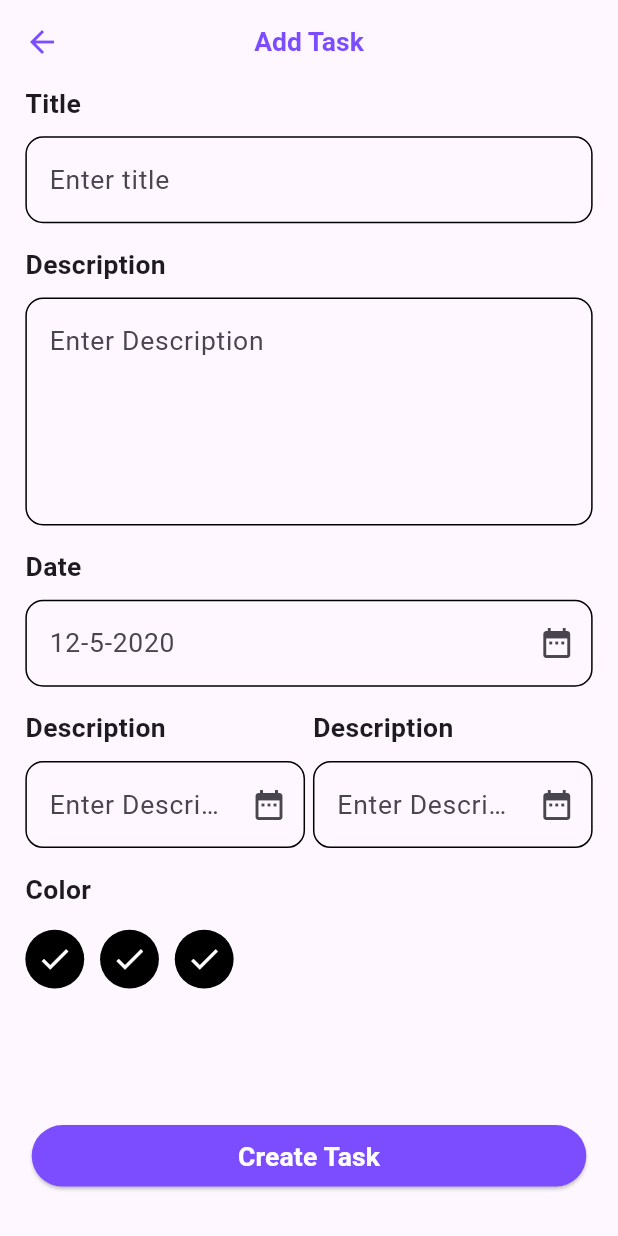
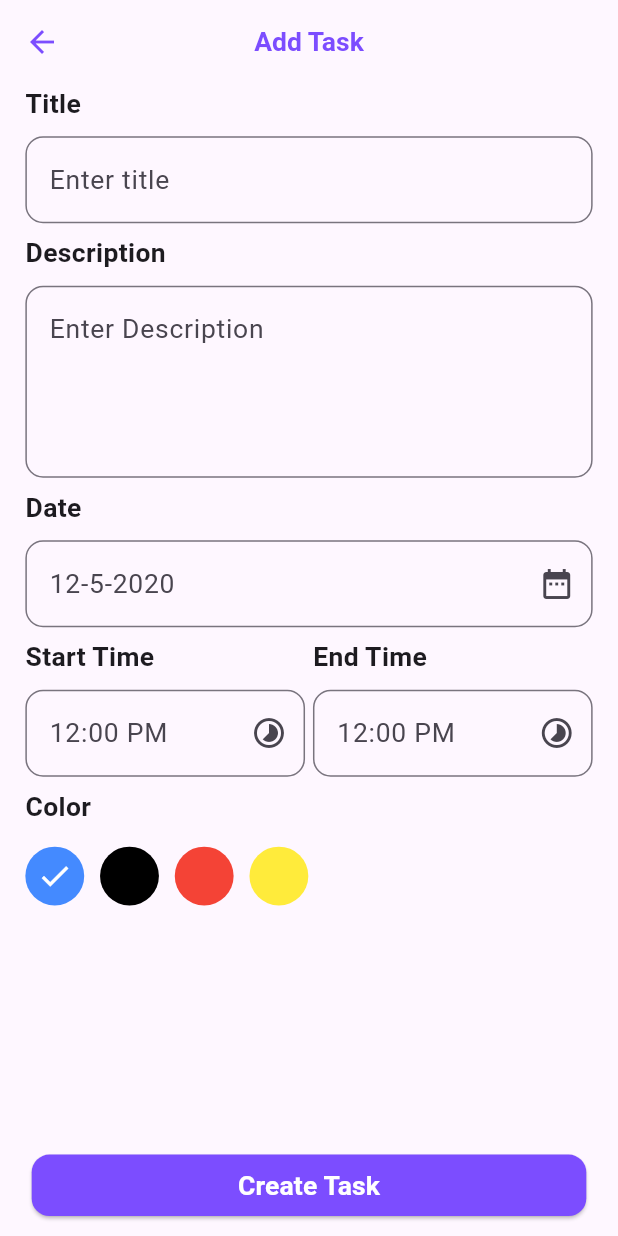
Before and after one commit to MostafaMorgan922/Taskati-1, a Flutter app: the HomeScreen screen opened directly, after a tap on "Add Task", on a phone screen of 412 x 824 dp. Run offline on Flutter 3.47's test engine with Material 3 defaults, Android fonts, the phone set to English and light mode, and no system bars; our stand-ins replace flutter_screenutil.

Commit message:
secon commit

```diff
--- a/lib/features/add_task/add_task_screen.dart
+++ b/lib/features/add_task/add_task_screen.dart
@@ -5,9 +5,16 @@ import 'package:flutter_screenutil/flutter_screenutil.dart';
 import 'package:taskati/core/theam/app_colores.dart';
 import 'package:taskati/features/add_task/widgets/select_task_color.dart';
 import 'package:taskati/features/add_task/widgets/task_from_field_with_title.dart';
+import 'package:taskati/features/home/models/task_model.dart';
 
 class AddTaskScreen extends StatelessWidget {
-  const AddTaskScreen({super.key});
+  AddTaskScreen({super.key});
+
+  var validationKey = GlobalKey<FormState>();
+  var titleController=TextEditingController();
+  var desController=TextEditingController();
+  TimeOfDay? startTime;
+  TimeOfDay? endTime;
 
   @override
   Widget build(BuildContext context) {
@@ -23,15 +30,28 @@ class AddTaskScreen extends StatelessWidget {
             fontWeight: FontWeight.bold
         ),),
       ),
-      bottomNavigationBar:Padding(
-        padding:  EdgeInsets.only(right: 20.0.w,left: 20.w,bottom: 30.h),
+      bottomNavigationBar: Padding(
+        padding: EdgeInsets.only(right: 20.0.w, left: 20.w, bottom: 10.h),
         child: ElevatedButton(
             style: ElevatedButton.styleFrom(
                 backgroundColor: AppColors.mainColor,
+                shape: RoundedRectangleBorder(
+                    borderRadius: BorderRadius.circular(12.r)
                 )
-        ,onPressed: (){}, child: Padding(
+            )
+            , onPressed: () {
+          if(validationKey.currentState?.validate()??false){
+            TaskModel.tasks.add(TaskModel(title: titleController.text,
+                startTime: '${startTime?.hour}${startTime?.minute}',
+                endTime: '${endTime?.hour}${endTime?.minute}',
+                des: desController.text,
+                status: 'ToDo',
+                taskColor: AppColors.mainColor
+            ));
+          }
+        }, child: Padding(
           padding: const EdgeInsets.all(8.0),
-          child: Text('Create Task',style: TextStyle(
+          child: Text('Create Task', style: TextStyle(
               fontSize: 18.sp,
               fontWeight: FontWeight.bold,
               color: Colors.white
@@ -40,43 +60,69 @@ class AddTaskScreen extends StatelessWidget {
       ),
       body: Padding(
         padding: EdgeInsets.symmetric(horizontal: 16.0.w),
+        child: Form(
+          key: validationKey,
           child: Column(
             crossAxisAlignment: CrossAxisAlignment.start,
-          spacing: 15.h,
+            spacing: 7.h,
             children: [
               TaskFromFieldWithTitle(
+                controller:titleController ,
                 title: 'Title',
                 hintText: 'Enter title',
+                validator: (value) {
+                  if (value == null || value!.isEmpty ?? false) {
+                    return 'Title is required';
+                  }
+                },
               ),
 
               TaskFromFieldWithTitle(
+                controller: desController,
                 title: 'Description',
                 hintText: 'Enter Description',
-              maxLine: 5,
+                maxLine: 4,
+                validator: (value){
+                  if (value == null || value.isEmpty ){
+                    return 'dec is required';
+                  }
+                },
               ),
               TaskFromFieldWithTitle(
                 title: 'Date',
                 hintText: '12-5-2020',
                 suffixIcon: Icon(Icons.date_range),
-
+               onTap: (){
+                  showDatePicker(context: context, firstDate: DateTime.now(), lastDate: DateTime(2030));
+               },
 
               ),
               Row(
                 children: [
                   Expanded(child:
                   TaskFromFieldWithTitle(
-                   title: 'Description',
-                   hintText: 'Enter Description',
-                   suffixIcon: Icon(Icons.date_range),
+                    onTap: (){
+                     showTimePicker(context: context, initialTime: TimeOfDay(hour: 12, minute: 0)).then((v){
+                       startTime=v;
+                     });
+                    },
+                    title: 'Start Time',
+                    hintText: '12:00 PM',
+                    suffixIcon: Icon(Icons.timelapse),
 
                   ),
                   ),
                   SizedBox(width: 5.w,),
                   Expanded(child:
                   TaskFromFieldWithTitle(
-                  title: 'Description',
-                  hintText: 'Enter Description',
-                  suffixIcon: Icon(Icons.date_range),
+                    onTap: (){
+                      showTimePicker(context: context, initialTime: TimeOfDay(hour: 12, minute: 0)).then((v){
+                        endTime=v;
+                      });
+                    },
+                    title: 'End Time',
+                    hintText: '12:00 PM',
+                    suffixIcon: Icon(Icons.timelapse),
 
                   ),
                   ),
@@ -86,11 +132,11 @@ class AddTaskScreen extends StatelessWidget {
             ],
           ),
         ),
-    );
-  }
+
+      ),);
   }
 
-
+}
 // Container(
 //         alignment: Alignment.center,
 //         margin: EdgeInsets.only(left: 20.w,right: 20.w,bottom: 30.h),
@@ -104,4 +150,3 @@ class AddTaskScreen extends StatelessWidget {
 //           fontSize: 18.sp,
 //           color: Colors.white
 //         ),),
-//       ),
--- a/lib/features/add_task/widgets/select_task_color.dart
+++ b/lib/features/add_task/widgets/select_task_color.dart
@@ -4,9 +4,21 @@
 import 'package:flutter/material.dart';
 import 'package:flutter_screenutil/flutter_screenutil.dart';
 
-class SelectTaskColor extends StatelessWidget {
-  const SelectTaskColor({super.key});
+class SelectTaskColor extends StatefulWidget {
+ const SelectTaskColor({super.key});
 
+  @override
+  State<SelectTaskColor> createState() => _SelectTaskColorState();
+}
+
+class _SelectTaskColorState extends State<SelectTaskColor> {
+List<Color>colors=[
+  Colors.blueAccent,
+  Colors.black,
+  Colors.red,
+  Colors.yellow
+];
+int activeIndex=0;
   @override
   Widget build(BuildContext context) {
     return Column(
@@ -21,16 +33,42 @@ class SelectTaskColor extends StatelessWidget {
         height: 50.h,
         child: ListView.separated(
          scrollDirection: Axis.horizontal,
-        itemBuilder: (context,index)=>CircleAvatar(
-          radius: 20.r,
-          backgroundColor: Colors.black,
-        child: Icon(Icons.check,color: Colors.white,),
+        itemBuilder: (context,index)=>ColorItem(
+          backgroundColor: colors[index],
+          onTap: (){
+           if(activeIndex!=index){
+             setState(() {
+               activeIndex=index;
+             });
+           }
+          },
+          isActive: index==activeIndex,
         ),
             separatorBuilder: (context,index)=>SizedBox(width: 10.w,),
-            itemCount: 3),
+            itemCount: colors.length),
       )
 
       ],
     );
   }
 }
+
+
+class ColorItem extends StatelessWidget {
+  final Color? backgroundColor;
+  final bool isActive;
+  final void Function()? onTap;
+  const ColorItem({super.key, this.backgroundColor,this.isActive=false, this.onTap});
+
+  @override
+  Widget build(BuildContext context) {
+    return InkWell(
+      onTap:onTap ,
+      child: CircleAvatar(
+        radius: 20.r,
+        backgroundColor:backgroundColor,
+        child:isActive? Icon(Icons.check,color: Colors.white,):null,
+      ),
+    );
+  }
+}
--- a/lib/features/add_task/widgets/task_from_field_with_title.dart
+++ b/lib/features/add_task/widgets/task_from_field_with_title.dart
@@ -10,7 +10,10 @@ class TaskFromFieldWithTitle extends StatelessWidget {
  final String hintText;
  final int maxLine;
  final Icon? suffixIcon;
-  const TaskFromFieldWithTitle({super.key, required this.title, required this.hintText,  this.maxLine=1, this.suffixIcon  });
+ final TextEditingController? controller;
+ final String? Function(String?)? validator;
+ final void Function()? onTap;
+  const TaskFromFieldWithTitle({super.key, required this.title, required this.hintText,  this.maxLine=1, this.suffixIcon, this.validator, this.onTap, this.controller  });
 
   @override
   Widget build(BuildContext context) {
@@ -23,16 +26,18 @@ class TaskFromFieldWithTitle extends StatelessWidget {
         ),),
         SizedBox(height: 10.h,),
         TextFormField(
+          controller:controller ,
+          onTap:onTap ,
+          readOnly: onTap!=null,
           cursorColor: AppColors.mainColor,
-          keyboardType: TextInputType.phone ,
+          keyboardType: TextInputType.number ,
           maxLines: maxLine,
-
+          validator:validator,
           decoration: InputDecoration(
             suffixIcon:suffixIcon ,
-
-            enabledBorder:OutlineInputBorder(
-                borderRadius: BorderRadius.circular(12.r)
-            ) ,
+             border:OutlineInputBorder(
+             borderRadius: BorderRadius.circular(12.r)
+    ) ,
             focusedBorder:OutlineInputBorder(
                 borderSide: BorderSide(color: AppColors.mainColor),
                 borderRadius: BorderRadius.circular(12.r)
--- a/lib/features/home/widget/home_app_bar.dart
+++ b/lib/features/home/widget/home_app_bar.dart
@@ -2,6 +2,7 @@
 
 import 'package:flutter/material.dart';
 import 'package:flutter_screenutil/flutter_screenutil.dart';
+import 'package:taskati/features/profile/profile_screen.dart';
 
 import '../../../core/theam/app_colores.dart';
 
@@ -26,11 +27,26 @@ class HomeAppBar extends StatelessWidget {
             ),)
           ],
         ),
-        CircleAvatar(
-          radius: 35.r,
-          child:  Image.asset('assets/images/Morgan_logo1.jpg'),
+        InkWell(
+          onTap: (){
+            Navigator.push(context, MaterialPageRoute(builder: (context)=>ProfileScreen()) );
+          },
+          child: CircleAvatar(
+            radius: 35.r,
+           backgroundImage: AssetImage('assets/images/M_Morgan_logo.jpg'),
+          ),
         )
       ],
     );
   }
 }
+
+
+//  CircleAvatar(
+//           radius: 35.r,
+//          backgroundImage: AssetImage('assets/images/Morgan_logo2.jpg'),
+//         )
+//       ],
+//     );
+//   }
+// }
--- a/lib/features/home/widget/tasks_list_view.dart
+++ b/lib/features/home/widget/tasks_list_view.dart
@@ -2,6 +2,7 @@
 
 import 'package:flutter/material.dart';
 import 'package:flutter_screenutil/flutter_screenutil.dart';
+import 'package:taskati/features/home/models/task_model.dart';
 
 import '../../../core/theam/app_colores.dart';
 
@@ -10,21 +11,33 @@ class TasksListView extends StatelessWidget {
 
   @override
   Widget build(BuildContext context) {
-    return  Expanded(
+    return TaskModel.tasks.isEmpty?Column(
+      children: [
+        Image.asset('assets/images/empty_task (2).jpg'),
+        Text("you don't have any task yet!",style: TextStyle(
+          fontSize: 18.sp,
+          color: Colors.grey
+        ),),
+      ],
+    ) :Expanded(
       child: ListView.separated(
         separatorBuilder: (context,index)=>SizedBox(height: 10.h,),
-        itemCount: 10,
+        itemCount:TaskModel.tasks.length,
         itemBuilder: (context,index){
           return Dismissible(
               key: UniqueKey(),
-              child: TaskItem());
+              child: TaskItem(
+                taskModel:TaskModel.tasks[index],
+              ));
         },
       ),
     );
   }
 }
+
 class TaskItem extends StatelessWidget {
-  const TaskItem({super.key});
+ final TaskModel taskModel;
+  const TaskItem({super.key, required this.taskModel,});
 
   @override
   Widget build(BuildContext context) {
@@ -33,7 +46,7 @@ class TaskItem extends StatelessWidget {
             vertical:15.h
         ),
         decoration: BoxDecoration(
-            color: AppColors.mainColor,
+            color: taskModel.taskColor,
             borderRadius: BorderRadius.circular(12.r)
         ),
         child: IntrinsicHeight(
@@ -43,7 +56,7 @@ class TaskItem extends StatelessWidget {
                 child: Column(
                   crossAxisAlignment: CrossAxisAlignment.start,
                   children: [
-                    Text('Flutter Task - 1',style: TextStyle(
+                    Text(taskModel.title,style: TextStyle(
                         fontSize: 22.sp,
                         color: Colors.white,
                         fontWeight: FontWeight.bold
@@ -52,7 +65,8 @@ class TaskItem extends StatelessWidget {
                     Row(children: [
                       Icon(Icons.alarm_add,color: Colors.white,),
                       SizedBox(width: 5.w,),
-                      Text('02:3 AM - 03:33 PM',style: TextStyle(
+                      Text('${taskModel.startTime}  -${taskModel.endTime}',
+                        style:TextStyle(
                         fontSize: 17.sp,
                         color: Colors.white,
 
@@ -61,7 +75,7 @@ class TaskItem extends StatelessWidget {
                       )
                     ],),
                     SizedBox(height: 10.h,),
-                    Text('I will do task',style: TextStyle(
+                    Text(taskModel.des,style: TextStyle(
                         color: Colors.white,
                         fontSize: 20.sp,
                         fontWeight: FontWeight.w600
@@ -77,7 +91,7 @@ class TaskItem extends StatelessWidget {
               ),
               RotatedBox(
                 quarterTurns: 3,
-                child: Text('ToDo',style: TextStyle(
+                child: Text(taskModel.status,style: TextStyle(
                     color: Colors.white,
                     fontSize: 18.sp,
                     fontWeight: FontWeight.bold
```
Lines whose indentation alone changed are shown as unchanged.
